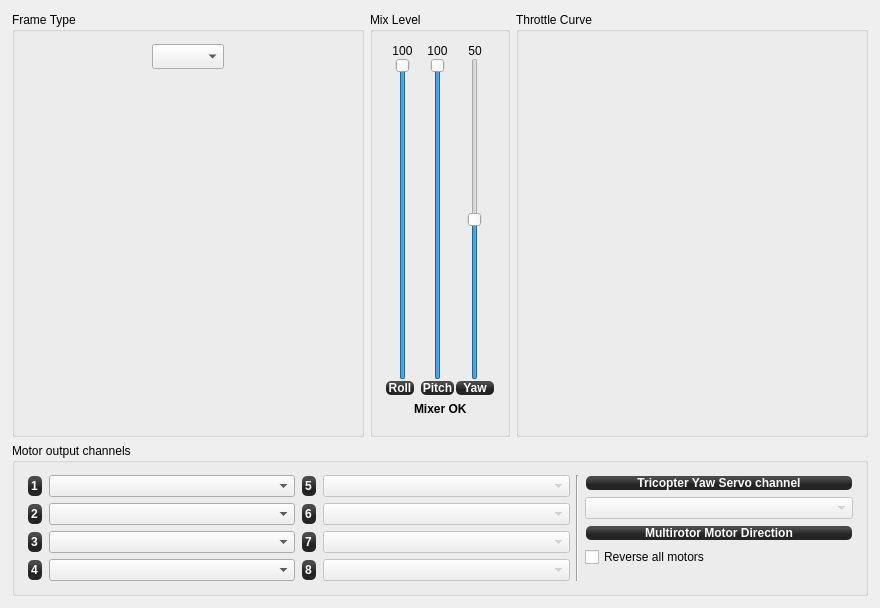
First picture: the form in ground/openpilotgcs/src/plugins/config/airframe_multirotor.ui, repository openpilot/OpenPilot, before the edit.
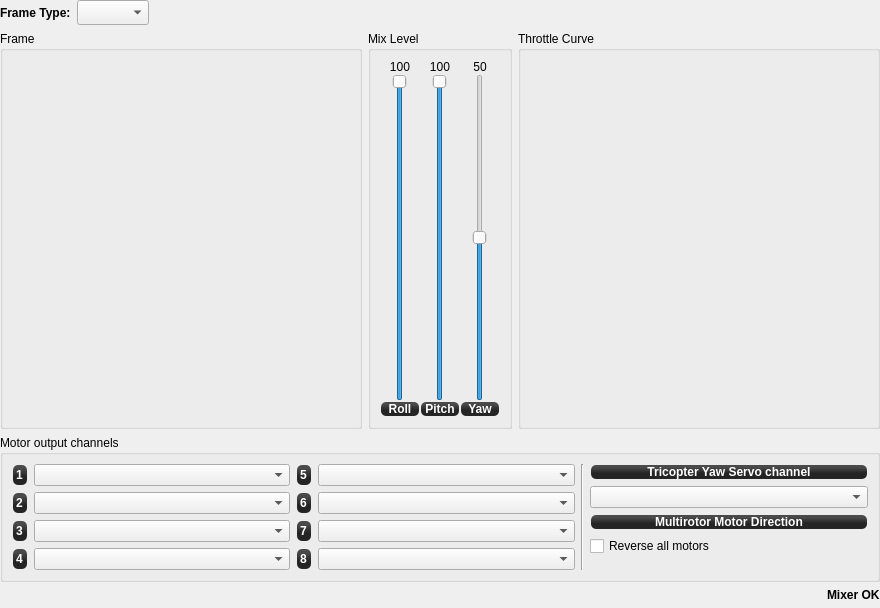
Second picture: the form after the edit. Custom widgets are drawn as their Qt base class.

Commit message: OP-907 step 4: vehicle config UI cleanups

The edit to the form file:
```diff
--- a/ground/openpilotgcs/src/plugins/config/airframe_multirotor.ui
+++ b/ground/openpilotgcs/src/plugins/config/airframe_multirotor.ui
@@ -15,7 +15,7 @@
   </property>
   <layout class="QGridLayout" name="gridLayout">
    <property name="margin">
-    <number>12</number>
+    <number>0</number>
    </property>
    <item row="2" column="0">
     <widget class="QGroupBox" name="groupBox_10">
@@ -32,90 +32,16 @@
       </size>
      </property>
      <property name="title">
-      <string>Frame Type</string>
+      <string>Frame</string>
      </property>
-     <layout class="QVBoxLayout" name="verticalLayout_8" stretch="0,0,1,0">
+     <layout class="QVBoxLayout" name="verticalLayout_8" stretch="1">
       <property name="margin">
-       <number>12</number>
+       <number>9</number>
       </property>
-      <item>
-       <layout class="QHBoxLayout" name="horizontalLayout_7">
-        <property name="sizeConstraint">
-         <enum>QLayout::SetFixedSize</enum>
-        </property>
-        <item>
-         <spacer name="horizontalSpacer">
-          <property name="orientation">
-           <enum>Qt::Horizontal</enum>
-          </property>
-          <property name="sizeHint" stdset="0">
-           <size>
-            <width>10</width>
-            <height>13</height>
-           </size>
-          </property>
-         </spacer>
-        </item>
-        <item>
-         <widget class="QComboBox" name="multirotorFrameType">
-          <property name="sizePolicy">
-           <sizepolicy hsizetype="Fixed" vsizetype="Minimum">
-            <horstretch>0</horstretch>
-            <verstretch>0</verstretch>
-           </sizepolicy>
-          </property>
-          <property name="minimumSize">
-           <size>
-            <width>25</width>
-            <height>25</height>
-           </size>
-          </property>
-          <property name="maximumSize">
-           <size>
-            <width>16777215</width>
-            <height>25</height>
-           </size>
-          </property>
-          <property name="toolTip">
-           <string>Select the Multirotor frame type here.</string>
-          </property>
-         </widget>
-        </item>
-        <item>
-         <spacer name="horizontalSpacer_5">
-          <property name="orientation">
-           <enum>Qt::Horizontal</enum>
-          </property>
-          <property name="sizeHint" stdset="0">
-           <size>
-            <width>10</width>
-            <height>13</height>
-           </size>
-          </property>
-         </spacer>
-        </item>
-       </layout>
-      </item>
-      <item>
-       <spacer name="verticalSpacer_6">
-        <property name="orientation">
-         <enum>Qt::Vertical</enum>
-        </property>
-        <property name="sizeType">
-         <enum>QSizePolicy::Fixed</enum>
-        </property>
-        <property name="sizeHint" stdset="0">
-         <size>
-          <width>20</width>
-          <height>8</height>
-         </size>
-        </property>
-       </spacer>
-      </item>
       <item>
        <widget class="QGraphicsView" name="quadShape">
         <property name="sizePolicy">
-         <sizepolicy hsizetype="Minimum" vsizetype="Minimum">
+         <sizepolicy hsizetype="MinimumExpanding" vsizetype="MinimumExpanding">
           <horstretch>0</horstretch>
           <verstretch>0</verstretch>
          </sizepolicy>
@@ -137,22 +63,6 @@
         </property>
        </widget>
       </item>
-      <item>
-       <spacer name="verticalSpacer_7">
-        <property name="orientation">
-         <enum>Qt::Vertical</enum>
-        </property>
-        <property name="sizeType">
-         <enum>QSizePolicy::Fixed</enum>
-        </property>
-        <property name="sizeHint" stdset="0">
-         <size>
-          <width>20</width>
-          <height>8</height>
-         </size>
-        </property>
-       </spacer>
-      </item>
      </layout>
     </widget>
    </item>
@@ -181,7 +91,7 @@
      </property>
      <layout class="QVBoxLayout" name="verticalLayout_9">
       <property name="margin">
-       <number>12</number>
+       <number>9</number>
       </property>
       <item>
        <widget class="MixerCurve" name="multiThrottleCurve" native="true">
@@ -233,7 +143,7 @@
        <number>0</number>
       </property>
       <property name="margin">
-       <number>12</number>
+       <number>9</number>
       </property>
       <item row="0" column="0">
        <layout class="QGridLayout" name="gridLayout_3" columnstretch="0">
@@ -241,7 +151,7 @@
          <widget class="QLabel" name="mrRollMixValue">
           <property name="minimumSize">
            <size>
-            <width>30</width>
+            <width>40</width>
             <height>0</height>
            </size>
           </property>
@@ -257,7 +167,7 @@
          <widget class="QSlider" name="mrRollMixLevel">
           <property name="minimumSize">
            <size>
-            <width>35</width>
+            <width>40</width>
             <height>0</height>
            </size>
           </property>
@@ -286,13 +196,13 @@
           </property>
           <property name="minimumSize">
            <size>
-            <width>30</width>
+            <width>40</width>
             <height>0</height>
            </size>
           </property>
           <property name="maximumSize">
            <size>
-            <width>30</width>
+            <width>16777215</width>
             <height>16777215</height>
            </size>
           </property>
@@ -319,7 +229,7 @@
          <widget class="QLabel" name="mrPitchMixValue">
           <property name="minimumSize">
            <size>
-            <width>0</width>
+            <width>40</width>
             <height>0</height>
            </size>
           </property>
@@ -335,7 +245,7 @@
          <widget class="QSlider" name="mrPitchMixLevel">
           <property name="minimumSize">
            <size>
-            <width>35</width>
+            <width>40</width>
             <height>0</height>
            </size>
           </property>
@@ -356,6 +266,12 @@
         </item>
         <item row="2" column="0">
          <widget class="QLabel" name="label_40">
+          <property name="minimumSize">
+           <size>
+            <width>40</width>
+            <height>0</height>
+           </size>
+          </property>
           <property name="styleSheet">
            <string notr="true">background-color: qlineargradient(spread:reflect, x1:0.507, y1:0, x2:0.507, y2:0.772, stop:0.208955 rgba(74, 74, 74, 255), stop:0.78607 rgba(36, 36, 36, 255));
 color: rgb(255, 255, 255);
@@ -379,7 +295,7 @@
          <widget class="QLabel" name="mrYawMixValue">
           <property name="minimumSize">
            <size>
-            <width>0</width>
+            <width>40</width>
             <height>0</height>
            </size>
           </property>
@@ -419,6 +335,12 @@
         </item>
         <item row="2" column="0">
          <widget class="QLabel" name="label_6">
+          <property name="minimumSize">
+           <size>
+            <width>40</width>
+            <height>0</height>
+           </size>
+          </property>
           <property name="autoFillBackground">
            <bool>false</bool>
           </property>
@@ -439,7 +361,68 @@
         </item>
        </layout>
       </item>
-      <item row="1" column="0" colspan="3">
+     </layout>
+    </widget>
+   </item>
+   <item row="0" column="0" colspan="3">
+    <layout class="QHBoxLayout" name="horizontalLayout_7">
+     <property name="sizeConstraint">
+      <enum>QLayout::SetFixedSize</enum>
+     </property>
+     <item>
+      <widget class="QLabel" name="label">
+       <property name="font">
+        <font>
+         <weight>75</weight>
+         <bold>true</bold>
+        </font>
+       </property>
+       <property name="text">
+        <string>Frame Type:</string>
+       </property>
+      </widget>
+     </item>
+     <item>
+      <widget class="QComboBox" name="multirotorFrameType">
+       <property name="sizePolicy">
+        <sizepolicy hsizetype="Fixed" vsizetype="Minimum">
+         <horstretch>0</horstretch>
+         <verstretch>0</verstretch>
+        </sizepolicy>
+       </property>
+       <property name="minimumSize">
+        <size>
+         <width>25</width>
+         <height>25</height>
+        </size>
+       </property>
+       <property name="maximumSize">
+        <size>
+         <width>16777215</width>
+         <height>25</height>
+        </size>
+       </property>
+       <property name="toolTip">
+        <string>Select the Multirotor frame type here.</string>
+       </property>
+      </widget>
+     </item>
+     <item>
+      <spacer name="horizontalSpacer_5">
+       <property name="orientation">
+        <enum>Qt::Horizontal</enum>
+       </property>
+       <property name="sizeHint" stdset="0">
+        <size>
+         <width>10</width>
+         <height>13</height>
+        </size>
+       </property>
+      </spacer>
+     </item>
+    </layout>
+   </item>
+   <item row="4" column="0" colspan="3">
        <layout class="QHBoxLayout" name="horizontalLayout_6">
         <item>
          <spacer name="horizontalSpacer_6">
@@ -476,23 +459,7 @@
           </property>
          </widget>
         </item>
-        <item>
-         <spacer name="horizontalSpacer_9">
-          <property name="orientation">
-           <enum>Qt::Horizontal</enum>
-          </property>
-          <property name="sizeHint" stdset="0">
-           <size>
-            <width>10</width>
-            <height>20</height>
-           </size>
-          </property>
-         </spacer>
-        </item>
-       </layout>
-      </item>
-     </layout>
-    </widget>
+    </layout>
    </item>
    <item row="3" column="0" colspan="3">
     <widget class="QGroupBox" name="groupBox">
@@ -513,7 +480,7 @@
      </property>
      <layout class="QGridLayout" name="gridLayout_6" columnstretch="1,1,0,0,1">
       <property name="margin">
-       <number>12</number>
+       <number>9</number>
       </property>
       <item row="0" column="0" rowspan="5">
        <layout class="QFormLayout" name="formLayout_2">
@@ -640,7 +607,7 @@
         <item row="0" column="1">
          <widget class="QComboBox" name="multiMotorChannelBox5">
           <property name="enabled">
-           <bool>false</bool>
+           <bool>true</bool>
           </property>
           <property name="sizePolicy">
            <sizepolicy hsizetype="Preferred" vsizetype="Fixed">
@@ -670,7 +637,7 @@
         <item row="1" column="1">
          <widget class="QComboBox" name="multiMotorChannelBox6">
           <property name="enabled">
-           <bool>false</bool>
+           <bool>true</bool>
           </property>
           <property name="toolTip">
            <string>Assign your motor output channels using the drawing above as a reference. Respect propeller rotation.</string>
@@ -694,7 +661,7 @@
         <item row="2" column="1">
          <widget class="QComboBox" name="multiMotorChannelBox7">
           <property name="enabled">
-           <bool>false</bool>
+           <bool>true</bool>
           </property>
           <property name="toolTip">
            <string>Assign your motor output channels using the drawing above as a reference. Respect propeller rotation.</string>
@@ -718,7 +685,7 @@
         <item row="3" column="1">
          <widget class="QComboBox" name="multiMotorChannelBox8">
           <property name="enabled">
-           <bool>false</bool>
+           <bool>true</bool>
           </property>
           <property name="toolTip">
            <string>Assign your motor output channels using the drawing above as a reference. Respect propeller rotation.</string>
@@ -772,7 +739,7 @@
       <item row="1" column="4">
        <widget class="QComboBox" name="triYawChannelBox">
         <property name="enabled">
-         <bool>false</bool>
+         <bool>true</bool>
         </property>
         <property name="sizePolicy">
          <sizepolicy hsizetype="MinimumExpanding" vsizetype="Fixed">
```
Left out of the diff: 30 changed lines with no effect on the pictures. Lines whose indentation alone changed are shown as unchanged. The commit also changes 5 other files.
